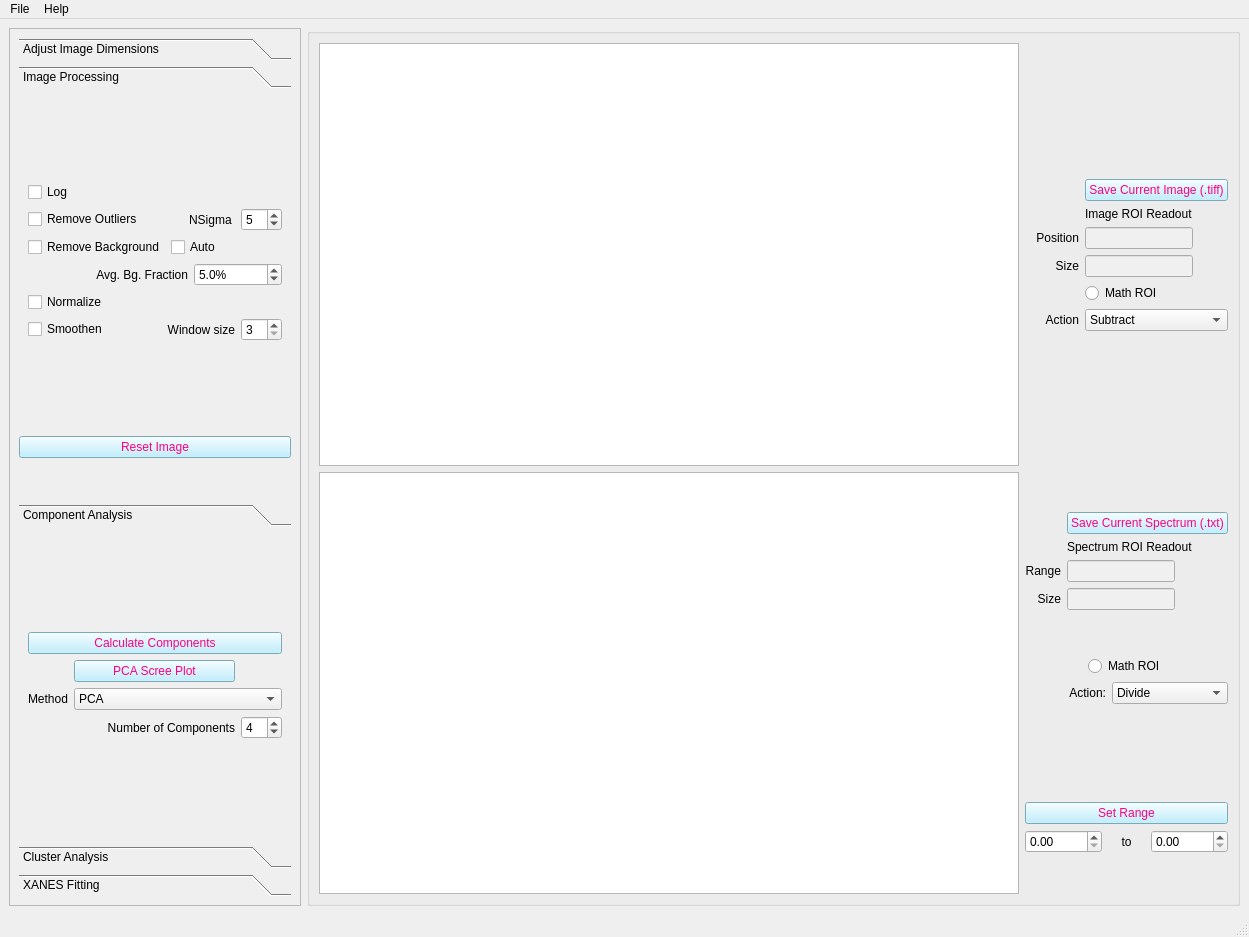
First picture: the form in mainwindow_admin.ui, repository pattammattel/MIDAS_Admin, before the edit.
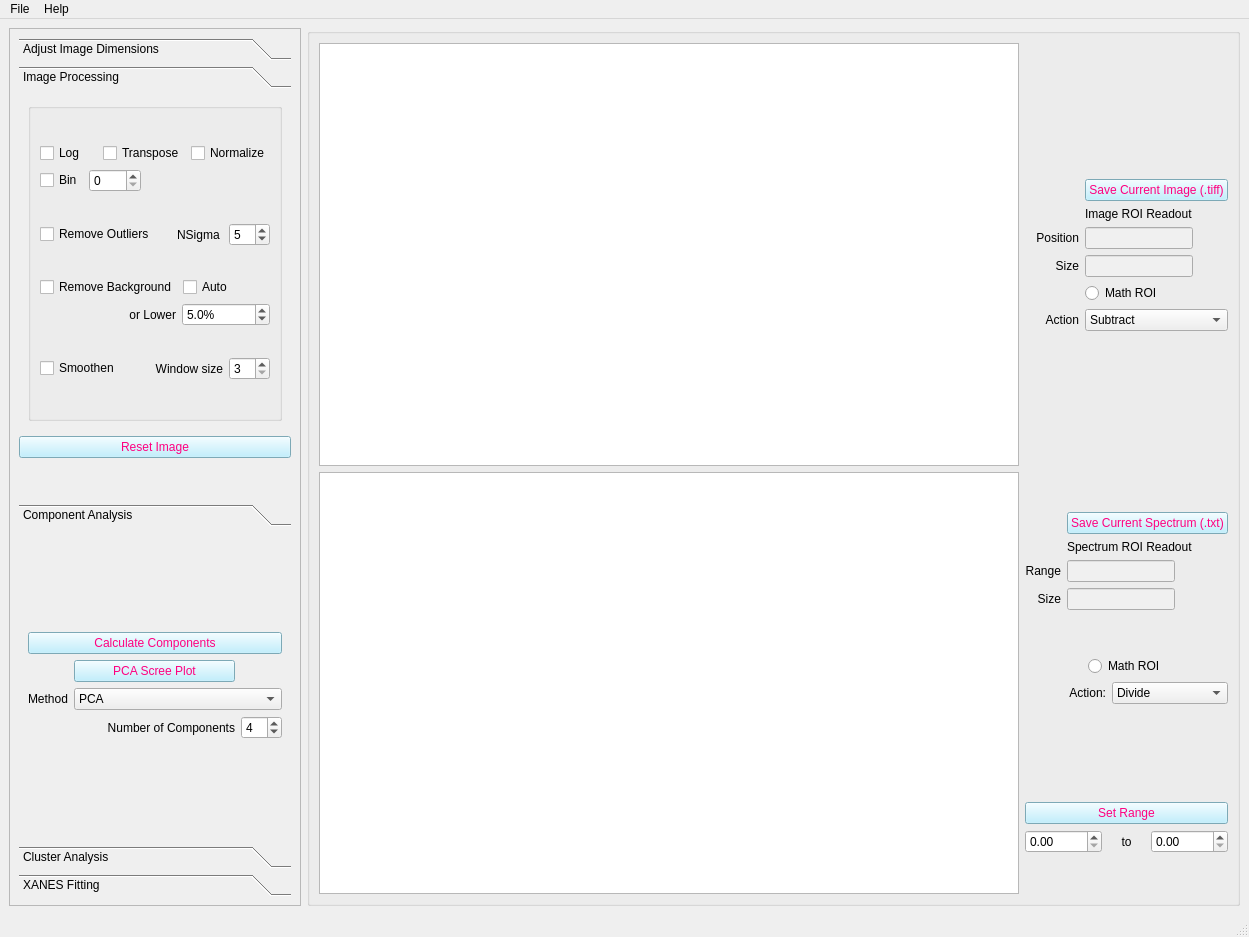
Second picture: the form after the edit. Custom widgets are drawn as their Qt base class.

```diff
--- a/mainwindow_admin.ui
+++ b/mainwindow_admin.ui
@@ -88,7 +88,7 @@
            <attribute name="label">
             <string>Adjust Image Dimensions</string>
            </attribute>
-           <layout class="QGridLayout" name="gridLayout_21">
+           <layout class="QGridLayout" name="gridLayout_7">
             <item row="0" column="0">
              <layout class="QGridLayout" name="gridLayout_10">
               <item row="0" column="0" colspan="2">
@@ -307,178 +307,206 @@
              <x>0</x>
              <y>0</y>
              <width>346</width>
-             <height>297</height>
+             <height>309</height>
             </rect>
            </property>
            <attribute name="label">
             <string>Image Processing</string>
            </attribute>
-           <layout class="QGridLayout" name="gridLayout_7">
+           <layout class="QGridLayout" name="gridLayout_8">
             <item row="0" column="0">
-             <layout class="QGridLayout" name="gridLayout_3">
-              <item row="0" column="0">
-               <widget class="QCheckBox" name="cb_log">
-                <property name="styleSheet">
-                 <string notr="true">font: 12pt &quot;MS Shell Dlg 2&quot;;</string>
-                </property>
-                <property name="text">
-                 <string>Log </string>
-                </property>
-                <property name="checked">
-                 <bool>false</bool>
-                </property>
-               </widget>
-              </item>
-              <item row="1" column="0">
-               <layout class="QGridLayout" name="gridLayout_8">
-                <item row="2" column="0">
-                 <widget class="QCheckBox" name="cb_norm">
-                  <property name="text">
-                   <string>Normalize</string>
-                  </property>
-                 </widget>
-                </item>
-                <item row="3" column="0">
-                 <layout class="QHBoxLayout" name="horizontalLayout_4">
-                  <item>
-                   <widget class="QCheckBox" name="cb_smooth">
-                    <property name="text">
-                     <string>Smoothen</string>
-                    </property>
-                   </widget>
-                  </item>
-                  <item>
-                   <widget class="QLabel" name="label_23">
-                    <property name="text">
-                     <string>Window size</string>
-                    </property>
-                    <property name="alignment">
-                     <set>Qt::AlignRight|Qt::AlignTrailing|Qt::AlignVCenter</set>
-                    </property>
-                   </widget>
-                  </item>
-                  <item>
-                   <widget class="QSpinBox" name="sb_smooth_size">
-                    <property name="sizePolicy">
-                     <sizepolicy hsizetype="Fixed" vsizetype="Fixed">
-                      <horstretch>0</horstretch>
-                      <verstretch>0</verstretch>
-                     </sizepolicy>
-                    </property>
-                    <property name="inputMethodHints">
-                     <set>Qt::ImhDigitsOnly</set>
-                    </property>
-                    <property name="minimum">
-                     <number>3</number>
-                    </property>
-                    <property name="singleStep">
-                     <number>2</number>
-                    </property>
-                    <property name="value">
-                     <number>3</number>
-                    </property>
-                   </widget>
-                  </item>
-                 </layout>
-                </item>
-                <item row="0" column="0">
-                 <layout class="QHBoxLayout" name="horizontalLayout">
-                  <item>
-                   <widget class="QCheckBox" name="cb_remove_outliers">
-                    <property name="text">
-                     <string>Remove Outliers</string>
-                    </property>
-                   </widget>
-                  </item>
-                  <item>
-                   <widget class="QLabel" name="label_6">
-                    <property name="text">
-                     <string>NSigma </string>
-                    </property>
-                    <property name="alignment">
-                     <set>Qt::AlignRight|Qt::AlignTrailing|Qt::AlignVCenter</set>
-                    </property>
-                   </widget>
-                  </item>
-                  <item>
-                   <widget class="QSpinBox" name="sb_tolerence">
-                    <property name="sizePolicy">
-                     <sizepolicy hsizetype="Fixed" vsizetype="Fixed">
-                      <horstretch>0</horstretch>
-                      <verstretch>0</verstretch>
-                     </sizepolicy>
-                    </property>
-                    <property name="value">
-                     <number>5</number>
-                    </property>
-                   </widget>
-                  </item>
-                 </layout>
-                </item>
-                <item row="1" column="0">
-                 <layout class="QGridLayout" name="gridLayout_5">
-                  <item row="0" column="0">
-                   <layout class="QHBoxLayout" name="horizontalLayout_2">
-                    <item>
-                     <widget class="QCheckBox" name="cb_remove_bg">
-                      <property name="text">
-                       <string>Remove Background</string>
-                      </property>
-                     </widget>
-                    </item>
-                    <item>
-                     <widget class="QCheckBox" name="cb_bg_auto">
-                      <property name="text">
-                       <string>Auto</string>
-                      </property>
-                     </widget>
-                    </item>
-                   </layout>
-                  </item>
-                  <item row="1" column="0">
-                   <layout class="QHBoxLayout" name="horizontalLayout_3">
-                    <item>
-                     <widget class="QLabel" name="label_12">
-                      <property name="text">
-                       <string>Avg. Bg. Fraction</string>
-                      </property>
-                      <property name="alignment">
-                       <set>Qt::AlignRight|Qt::AlignTrailing|Qt::AlignVCenter</set>
-                      </property>
-                     </widget>
-                    </item>
-                    <item>
-                     <widget class="QDoubleSpinBox" name="dsb_bg_fraction">
-                      <property name="sizePolicy">
-                       <sizepolicy hsizetype="Fixed" vsizetype="Fixed">
-                        <horstretch>0</horstretch>
-                        <verstretch>0</verstretch>
-                       </sizepolicy>
-                      </property>
-                      <property name="suffix">
-                       <string>%</string>
-                      </property>
-                      <property name="decimals">
-                       <number>1</number>
-                      </property>
-                      <property name="maximum">
-                       <double>999999.000000000000000</double>
-                      </property>
-                      <property name="singleStep">
-                       <double>5.000000000000000</double>
-                      </property>
-                      <property name="value">
-                       <double>5.000000000000000</double>
-                      </property>
-                     </widget>
-                    </item>
-                   </layout>
-                  </item>
-                 </layout>
-                </item>
-               </layout>
-              </item>
-             </layout>
+             <widget class="QGroupBox" name="groupBox">
+              <property name="title">
+               <string/>
+              </property>
+              <layout class="QGridLayout" name="gridLayout_21">
+               <item row="0" column="0">
+                <layout class="QGridLayout" name="gridLayout_3">
+                 <property name="bottomMargin">
+                  <number>0</number>
+                 </property>
+                 <item row="0" column="0" colspan="2">
+                  <widget class="QCheckBox" name="cb_log">
+                   <property name="styleSheet">
+                    <string notr="true"/>
+                   </property>
+                   <property name="text">
+                    <string>Log </string>
+                   </property>
+                   <property name="checked">
+                    <bool>false</bool>
+                   </property>
+                  </widget>
+                 </item>
+                 <item row="0" column="2" colspan="2">
+                  <widget class="QCheckBox" name="checkBox">
+                   <property name="text">
+                    <string>Transpose</string>
+                   </property>
+                  </widget>
+                 </item>
+                 <item row="0" column="4">
+                  <widget class="QCheckBox" name="cb_norm">
+                   <property name="text">
+                    <string>Normalize</string>
+                   </property>
+                  </widget>
+                 </item>
+                 <item row="1" column="0">
+                  <widget class="QCheckBox" name="checkBox_2">
+                   <property name="text">
+                    <string>Bin</string>
+                   </property>
+                  </widget>
+                 </item>
+                 <item row="1" column="1" colspan="2">
+                  <widget class="QSpinBox" name="spinBox"/>
+                 </item>
+                </layout>
+               </item>
+               <item row="1" column="0">
+                <layout class="QHBoxLayout" name="horizontalLayout">
+                 <item>
+                  <widget class="QCheckBox" name="cb_remove_outliers">
+                   <property name="text">
+                    <string>Remove Outliers</string>
+                   </property>
+                  </widget>
+                 </item>
+                 <item>
+                  <widget class="QLabel" name="label_6">
+                   <property name="text">
+                    <string>NSigma </string>
+                   </property>
+                   <property name="alignment">
+                    <set>Qt::AlignRight|Qt::AlignTrailing|Qt::AlignVCenter</set>
+                   </property>
+                  </widget>
+                 </item>
+                 <item>
+                  <widget class="QSpinBox" name="sb_tolerence">
+                   <property name="sizePolicy">
+                    <sizepolicy hsizetype="Fixed" vsizetype="Fixed">
+                     <horstretch>0</horstretch>
+                     <verstretch>0</verstretch>
+                    </sizepolicy>
+                   </property>
+                   <property name="value">
+                    <number>5</number>
+                   </property>
+                  </widget>
+                 </item>
+                </layout>
+               </item>
+               <item row="2" column="0">
+                <layout class="QGridLayout" name="gridLayout_5">
+                 <item row="0" column="0">
+                  <layout class="QHBoxLayout" name="horizontalLayout_3">
+                   <item>
+                    <widget class="QCheckBox" name="cb_remove_bg">
+                     <property name="text">
+                      <string>Remove Background</string>
+                     </property>
+                    </widget>
+                   </item>
+                   <item>
+                    <widget class="QCheckBox" name="cb_bg_auto">
+                     <property name="text">
+                      <string>Auto</string>
+                     </property>
+                    </widget>
+                   </item>
+                  </layout>
+                 </item>
+                 <item row="1" column="0">
+                  <layout class="QHBoxLayout" name="horizontalLayout_2">
+                   <item>
+                    <widget class="QLabel" name="label_12">
+                     <property name="text">
+                      <string>or Lower</string>
+                     </property>
+                     <property name="alignment">
+                      <set>Qt::AlignRight|Qt::AlignTrailing|Qt::AlignVCenter</set>
+                     </property>
+                    </widget>
+                   </item>
+                   <item>
+                    <widget class="QDoubleSpinBox" name="dsb_bg_fraction">
+                     <property name="sizePolicy">
+                      <sizepolicy hsizetype="Fixed" vsizetype="Fixed">
+                       <horstretch>0</horstretch>
+                       <verstretch>0</verstretch>
+                      </sizepolicy>
+                     </property>
+                     <property name="styleSheet">
+                      <string notr="true"/>
+                     </property>
+                     <property name="suffix">
+                      <string>%</string>
+                     </property>
+                     <property name="decimals">
+                      <number>1</number>
+                     </property>
+                     <property name="maximum">
+                      <double>999999.000000000000000</double>
+                     </property>
+                     <property name="singleStep">
+                      <double>5.000000000000000</double>
+                     </property>
+                     <property name="value">
+                      <double>5.000000000000000</double>
+                     </property>
+                    </widget>
+                   </item>
+                  </layout>
+                 </item>
+                </layout>
+               </item>
+               <item row="3" column="0">
+                <layout class="QHBoxLayout" name="horizontalLayout_4">
+                 <item>
+                  <widget class="QCheckBox" name="cb_smooth">
+                   <property name="text">
+                    <string>Smoothen</string>
+                   </property>
+                  </widget>
+                 </item>
+                 <item>
+                  <widget class="QLabel" name="label_23">
+                   <property name="text">
+                    <string>Window size</string>
+                   </property>
+                   <property name="alignment">
+                    <set>Qt::AlignRight|Qt::AlignTrailing|Qt::AlignVCenter</set>
+                   </property>
+                  </widget>
+                 </item>
+                 <item>
+                  <widget class="QSpinBox" name="sb_smooth_size">
+                   <property name="sizePolicy">
+                    <sizepolicy hsizetype="Fixed" vsizetype="Fixed">
+                     <horstretch>0</horstretch>
+                     <verstretch>0</verstretch>
+                    </sizepolicy>
+                   </property>
+                   <property name="inputMethodHints">
+                    <set>Qt::ImhDigitsOnly</set>
+                   </property>
+                   <property name="minimum">
+                    <number>3</number>
+                   </property>
+                   <property name="singleStep">
+                    <number>2</number>
+                   </property>
+                   <property name="value">
+                    <number>3</number>
+                   </property>
+                  </widget>
+                 </item>
+                </layout>
+               </item>
+              </layout>
+             </widget>
             </item>
            </layout>
           </widget>
```
Left out of the diff: 878 changed lines with no effect on the pictures.
